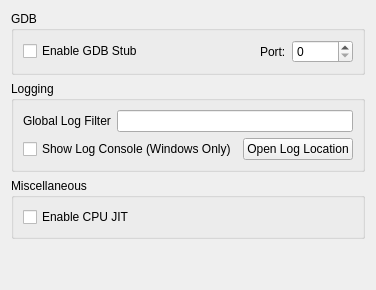
Before: the Qt Designer form src/citra_qt/configuration/configure_debug.ui in tbsp/citra-valentin, drawn with Qt 5.
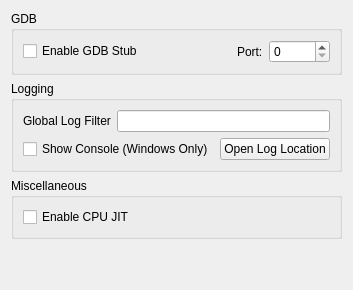
After: the same form once the commit is applied.

Diff of the .ui file:
```diff
--- a/src/citra_qt/configuration/configure_debug.ui
+++ b/src/citra_qt/configuration/configure_debug.ui
@@ -82,7 +82,7 @@
         <item>
          <widget class="QCheckBox" name="toggle_console">
           <property name="text">
-           <string>Show Log Console (Windows Only)</string>
+           <string>Show Console (Windows Only)</string>
           </property>
          </widget>
         </item>
```
